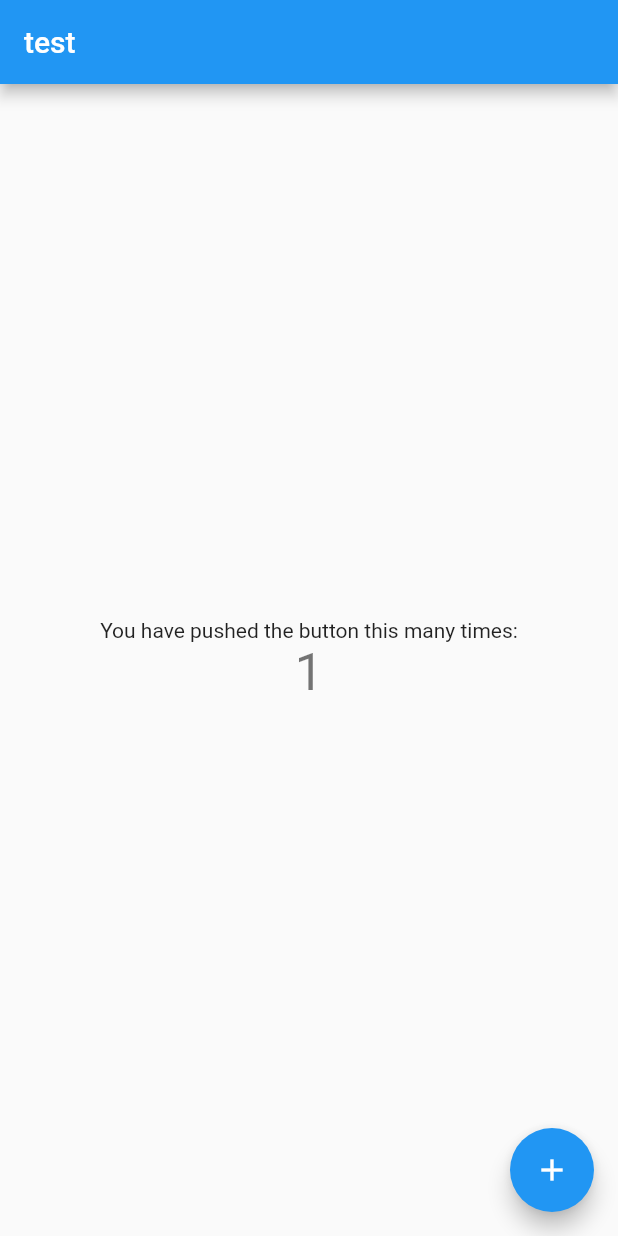
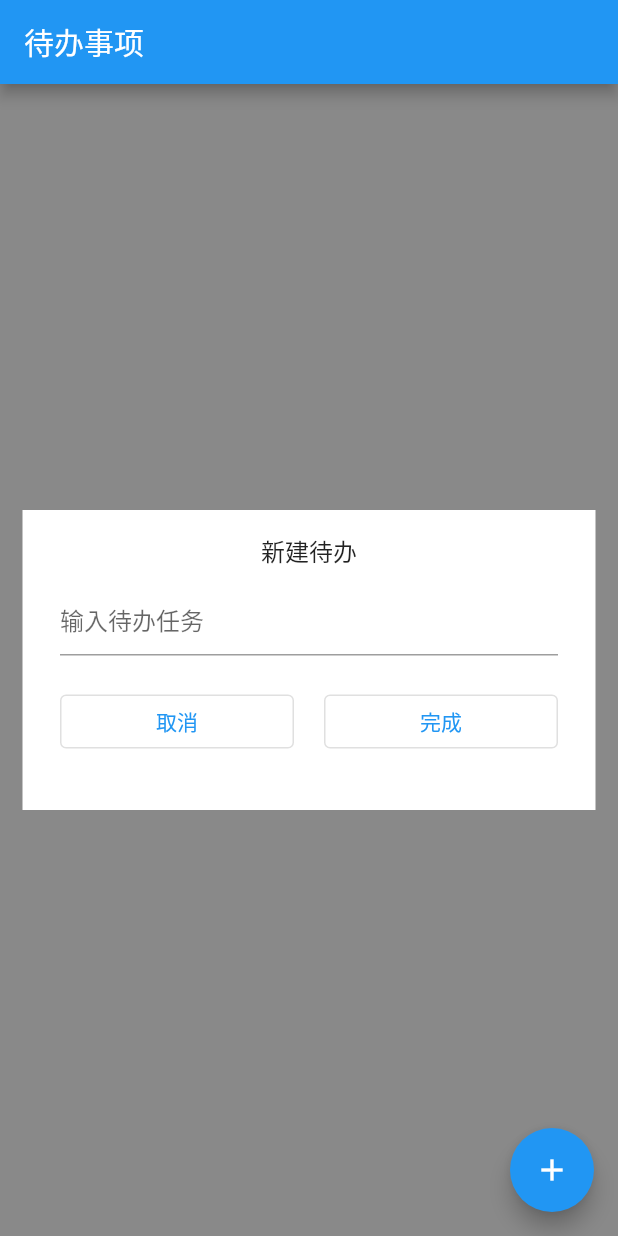
Before and after one commit to JoeSteven/flutter_todo_app, a Flutter app: the screen it shows after launch, after a tap on the "add" icon, on a phone screen of 412 x 824 dp. Run offline on Flutter 3.47's test engine with Material 2 defaults, Android fonts, the phone set to English and light mode, and no system bars; our stand-ins replace event_bus, floor, flutter_easyloading, sqflite; accounts and stored records are empty; generated files the repository leaves out were written again.

```diff
--- /dev/null
+++ b/lib/frontend/ui/page/componnent/add_task_component.dart
@@ -0,0 +1,30 @@
+import 'package:flutter/cupertino.dart';
+import 'package:flutter_todo_app/frontend/ui/res/string_res.dart';
+import 'package:flutter_todo_app/frontend/ui/widget/error_snack_bar.dart';
+import 'package:flutter_todo_app/frontend/ui/widget/input_confirm_widget.dart';
+import 'package:flutter_todo_app/frontend/viewmodel/base_view_model.dart';
+import 'package:flutter_todo_app/frontend/viewmodel/todo_task_modify_view_models.dart';
+import 'package:provider/provider.dart';
+
+class AddTaskComponent extends StatelessWidget {
+  @override
+  Widget build(BuildContext context) {
+    return Consumer<AddTaskViewModel>(builder: (_, viewModel, __) {
+      return Stack(
+        children: [
+          Offstage(
+            offstage: !viewModel.display,
+            child: InputConfirmWidget(
+              StringRes().addTaskTitle,
+              (input) => viewModel.addTask(input),
+                () => viewModel.addTask("", cancel: true),
+              hint: StringRes().hintAddTask,
+            ),
+          ),
+          ErrorSnackBar(viewModel.viewState.state == UIState.ERROR,
+              viewModel.viewState.msg)
+        ],
+      );
+    });
+  }
+}
--- /dev/null
+++ b/lib/frontend/ui/page/componnent/delete_task_component.dart
@@ -0,0 +1,30 @@
+import 'package:flutter/cupertino.dart';
+import 'package:flutter_todo_app/frontend/ui/res/string_res.dart';
+import 'package:flutter_todo_app/frontend/ui/widget/confirm_widget.dart';
+import 'package:flutter_todo_app/frontend/ui/widget/error_snack_bar.dart';
+import 'package:flutter_todo_app/frontend/ui/widget/input_confirm_widget.dart';
+import 'package:flutter_todo_app/frontend/viewmodel/base_view_model.dart';
+import 'package:flutter_todo_app/frontend/viewmodel/todo_task_modify_view_models.dart';
+import 'package:provider/provider.dart';
+
+class EditTaskComponent extends StatelessWidget {
+  @override
+  Widget build(BuildContext context) {
+    return Consumer<DeleteTaskViewModel>(builder: (_, viewModel, __) {
+      return Stack(
+        children: [
+          Offstage(
+            offstage: !viewModel.display,
+            child: ConfirmWidget(
+              StringRes().deleteTaskTitle,
+              (isConfirm) => viewModel.deleteTask(viewModel.selectedTask!,
+                  cancel: !isConfirm),
+            ),
+          ),
+          ErrorSnackBar(viewModel.viewState.state == UIState.ERROR,
+              viewModel.viewState.msg)
+        ],
+      );
+    });
+  }
+}
--- /dev/null
+++ b/lib/frontend/ui/page/componnent/edit_task_component.dart
@@ -0,0 +1,32 @@
+import 'package:flutter/cupertino.dart';
+import 'package:flutter_todo_app/backend/entity/todo_task.dart';
+import 'package:flutter_todo_app/frontend/ui/res/string_res.dart';
+import 'package:flutter_todo_app/frontend/ui/widget/error_snack_bar.dart';
+import 'package:flutter_todo_app/frontend/ui/widget/input_confirm_widget.dart';
+import 'package:flutter_todo_app/frontend/viewmodel/base_view_model.dart';
+import 'package:flutter_todo_app/frontend/viewmodel/todo_task_modify_view_models.dart';
+import 'package:provider/provider.dart';
+
+class DeleteTaskComponent extends StatelessWidget {
+  @override
+  Widget build(BuildContext context) {
+    return Consumer<UpdateTaskViewModel>(builder: (_, viewModel, __) {
+      return Stack(
+        children: [
+          Offstage(
+            offstage: !viewModel.display,
+            child: InputConfirmWidget(
+              StringRes().editTaskTitle,
+              (input) => viewModel.updateTask(viewModel.selectedTask!,
+                  newTitle: input),
+              () => viewModel.updateTask(TodoTask(0, ""), cancel: true),
+              input: viewModel.selectedTask?.title,
+            ),
+          ),
+          ErrorSnackBar(viewModel.viewState.state == UIState.ERROR,
+              viewModel.viewState.msg)
+        ],
+      );
+    });
+  }
+}
--- /dev/null
+++ b/lib/frontend/ui/page/componnent/todo_list_view_component.dart
@@ -0,0 +1,55 @@
+
+import 'package:flutter/cupertino.dart';
+import 'package:flutter_todo_app/frontend/ui/res/string_res.dart';
+import 'package:flutter_todo_app/frontend/ui/widget/error_snack_bar.dart';
+import 'package:flutter_todo_app/frontend/ui/widget/item_todo_list.dart';
+import 'package:flutter_todo_app/frontend/ui/widget/loading_widget.dart';
+import 'package:flutter_todo_app/frontend/viewmodel/base_view_model.dart';
+import 'package:flutter_todo_app/frontend/viewmodel/todo_task_modify_view_models.dart';
+import 'package:flutter_todo_app/frontend/viewmodel/todo_task_view_models.dart';
+import 'package:provider/provider.dart';
+
+class TodoListComponent extends StatelessWidget {
+  @override
+  Widget build(BuildContext context) {
+    return Consumer3<TodoListViewModel, UpdateTaskViewModel,
+        DeleteTaskViewModel>(
+        builder: (context, todoListVM, updateVM, deleteVM, _) {
+          WidgetsBinding.instance?.addPostFrameCallback((timeStamp) {
+            todoListVM.loadTasks();
+          });
+          // return empty view
+          var realWidget;
+          if (todoListVM.taskList.isEmpty ||
+              todoListVM.viewState.state == UIState.EMPTY) {
+            realWidget = Center(
+              child: Text(StringRes().emptyTodo),
+            );
+          } else {
+            realWidget = ListView.builder(
+              itemBuilder: (context, index) {
+                return ItemTodoWidget(
+                    todoListVM.taskList[index],
+                    // switch check
+                        (finished, task) =>
+                        updateVM.updateTask(task, newState: finished),
+                    // delete
+                        (task) => deleteVM.selectTask(task),
+                    // edit
+                        (task) => updateVM.selectTask(task));
+              },
+              itemCount: todoListVM.taskList.length,
+            );
+          }
+          return Stack(
+            children: [
+              realWidget,
+              LoadingView(todoListVM.viewState.state == UIState.LOADING),
+              ErrorSnackBar(todoListVM.viewState.state == UIState.ERROR,
+                  todoListVM.viewState.msg)
+            ],
+          );
+        });
+  }
+
+}
--- /dev/null
+++ b/lib/frontend/ui/page/todo_list_page.dart
@@ -0,0 +1,60 @@
+import 'package:flutter/cupertino.dart';
+import 'package:flutter/material.dart';
+import 'package:flutter_todo_app/backend/entity/todo_task.dart';
+import 'package:flutter_todo_app/backend/repo/repo_factory.dart';
+import 'package:flutter_todo_app/frontend/ui/page/componnent/add_task_component.dart';
+import 'package:flutter_todo_app/frontend/ui/page/componnent/edit_task_component.dart';
+import 'package:flutter_todo_app/frontend/ui/page/componnent/todo_list_view_component.dart';
+import 'package:flutter_todo_app/frontend/ui/res/string_res.dart';
+import 'package:flutter_todo_app/frontend/viewmodel/todo_task_modify_view_models.dart';
+import 'package:flutter_todo_app/frontend/viewmodel/todo_task_view_models.dart';
+import 'package:provider/provider.dart';
+
+import 'componnent/delete_task_component.dart';
+
+class TodoListPage extends StatefulWidget {
+  @override
+  State<StatefulWidget> createState() {
+    return _TodoListState();
+  }
+}
+
+class _TodoListState<TodoListPage> extends State {
+  TodoTask? editTask;
+  TodoTask? deleteTask;
+
+  @override
+  Widget build(BuildContext context) {
+    return MultiProvider(
+        providers: [
+          ChangeNotifierProvider.value(
+              value: TodoListViewModel(RepoFactory.todoTaskRepo)),
+          ChangeNotifierProvider.value(
+              value: AddTaskViewModel(RepoFactory.todoTaskRepo)),
+          ChangeNotifierProvider.value(
+              value: UpdateTaskViewModel(RepoFactory.todoTaskRepo)),
+          ChangeNotifierProvider.value(
+              value: DeleteTaskViewModel(RepoFactory.todoTaskRepo)),
+        ],
+        child: Scaffold(
+          appBar: AppBar(
+            title: Text(StringRes().todoListTitle),
+          ),
+          body: Stack(
+            children: [
+              TodoListComponent(),
+              AddTaskComponent(),
+              EditTaskComponent(),
+              DeleteTaskComponent(),
+            ],
+          ),
+          floatingActionButton:
+              Consumer<AddTaskViewModel>(builder: (_, viewModel, __) {
+            return FloatingActionButton(
+              child: Icon(Icons.add),
+              onPressed: () => viewModel.setDisplay(true),
+            );
+          }),
+        ));
+  }
+}
--- /dev/null
+++ b/lib/frontend/ui/res/colors.dart
@@ -0,0 +1,16 @@
+import 'package:flutter/material.dart';
+
+class ColorRes {
+  static ColorRes? _colorRes;
+
+  ColorRes._internal();
+
+  factory ColorRes() {
+    if (_colorRes == null) _colorRes = ColorRes._internal();
+    return _colorRes!;
+  }
+
+  get colorBgPage => Colors.grey;
+  get colorBgItem => Colors.white;
+  get colorBgMask => Colors.black45;
+}
--- /dev/null
+++ b/lib/frontend/ui/res/dimen.dart
@@ -0,0 +1,14 @@
+class Dimen {
+  static Dimen? _dimen;
+  Dimen._internal();
+  factory Dimen() {
+    if (_dimen == null) _dimen = Dimen._internal();
+    return _dimen!;
+  }
+
+  double set(double size) {
+    // 可以统一处理转换
+    return size;
+  }
+
+}
--- /dev/null
+++ b/lib/frontend/ui/res/string_res.dart
@@ -0,0 +1,29 @@
+class StringRes {
+  static StringRes? _strings;
+  StringRes._internal();
+  factory StringRes() {
+    if (_strings == null) _strings = StringRes._internal();
+    return _strings!;
+  }
+
+  // task list
+  get todoListTitle => "待办事项";
+  get emptyTodo => "暂无待办任务，请先添加吧";
+
+  // add task
+  get addTaskTitle => "新建待办";
+  get hintAddTask => "输入待办任务";
+
+  // edit task
+  get editTaskTitle => "修改待办任务";
+
+  // delete task
+  get deleteTaskTitle => "确定要删除待办任务？";
+
+  // common
+  get btnDone => "完成";
+  get btnConfirm => "确认";
+  get btnCancel => "取消";
+
+  get errorEmptyInput => "输入不能为空";
+}
--- /dev/null
+++ b/lib/frontend/ui/widget/confirm_widget.dart
@@ -0,0 +1,56 @@
+import 'package:flutter/cupertino.dart';
+import 'package:flutter/material.dart';
+import 'package:flutter_todo_app/frontend/ui/res/colors.dart';
+import 'package:flutter_todo_app/frontend/ui/res/dimen.dart';
+import 'package:flutter_todo_app/frontend/ui/res/string_res.dart';
+
+class ConfirmWidget extends StatelessWidget {
+  final String title;
+  final Function(bool isConfirm) onConfirm;
+
+  ConfirmWidget(
+    this.title,
+    this.onConfirm,
+  );
+
+  @override
+  Widget build(BuildContext context) {
+    return Container(
+      width: double.infinity,
+      height: double.infinity,
+      color: ColorRes().colorBgMask,
+      child: Center(
+        child: Container(
+          height: Dimen().set(150),
+          padding: EdgeInsets.all(Dimen().set(15)),
+          margin: EdgeInsets.all(Dimen().set(15)),
+          color: ColorRes().colorBgItem,
+          child: Column(
+            mainAxisAlignment: MainAxisAlignment.spaceBetween,
+            children: [
+              //title
+              Text(title, style: TextStyle(fontSize: Dimen().set(16)),),
+              // input
+              Row(
+                children: [
+                  Expanded(
+                      child: Container(
+                          margin: EdgeInsets.all(Dimen().set(10)),
+                          child: OutlinedButton(
+                              onPressed: () => onConfirm(false),
+                              child: Text(StringRes().btnCancel)))),
+                  Expanded(
+                      child: Container(
+                          margin: EdgeInsets.all(Dimen().set(10)),
+                          child: OutlinedButton(
+                              onPressed: () => onConfirm(true),
+                              child: Text(StringRes().btnConfirm)))),
+                ],
+              )
+            ],
+          ),
+        ),
+      ),
+    );
+  }
+}
--- /dev/null
+++ b/lib/frontend/ui/widget/error_snack_bar.dart
@@ -0,0 +1,24 @@
+import 'package:flutter/cupertino.dart';
+import 'package:flutter/material.dart';
+import 'package:flutter_easyloading/flutter_easyloading.dart';
+
+class ErrorSnackBar extends StatelessWidget {
+  final String msg;
+  final bool show;
+
+  ErrorSnackBar(this.show, this.msg);
+
+  @override
+  Widget build(BuildContext context) {
+    if (show) {
+      WidgetsBinding.instance?.addPostFrameCallback((timeStamp) {
+        ScaffoldMessenger.of(context).showSnackBar(
+            SnackBar(content: Text(msg)));
+      });
+    }
+    return Container(
+      width: 0,
+      height: 0,
+    );
+  }
+}
--- /dev/null
+++ b/lib/frontend/ui/widget/input_confirm_widget.dart
@@ -0,0 +1,65 @@
+import 'package:flutter/cupertino.dart';
+import 'package:flutter/material.dart';
+import 'package:flutter_todo_app/frontend/ui/res/colors.dart';
+import 'package:flutter_todo_app/frontend/ui/res/dimen.dart';
+import 'package:flutter_todo_app/frontend/ui/res/string_res.dart';
+
+class InputConfirmWidget extends StatelessWidget {
+  final String title;
+  final String? input;
+  final String? hint;
+  final Function(String text) onConfirm;
+  final Function() onCancel;
+
+  InputConfirmWidget(this.title, this.onConfirm, this.onCancel,
+      {this.input, this.hint});
+
+  @override
+  Widget build(BuildContext context) {
+    final inputController = TextEditingController();
+    final inputDecoration =
+        hint != null ? InputDecoration(hintText: hint) : InputDecoration();
+    if (input != null) inputController.text = input!;
+    return Container(
+      color: ColorRes().colorBgMask,
+      child: Center(
+        child: Container(
+          height: Dimen().set(200),
+          margin: EdgeInsets.all(Dimen().set(15)),
+          padding: EdgeInsets.all(Dimen().set(15)),
+          color: ColorRes().colorBgItem,
+          child: Column(
+            children: [
+              //title
+              Text(title,style:TextStyle(fontSize: Dimen().set(16))),
+              // input
+              Container(
+                margin: EdgeInsets.all(Dimen().set(10)),
+                child: TextField(
+                  controller: inputController,
+                  decoration: inputDecoration,
+                ),
+              ),
+              Row(
+                children: [
+                  Expanded(
+                      child: Container(
+                          margin: EdgeInsets.all(Dimen().set(10)),
+                          child: OutlinedButton(
+                              onPressed: () => onCancel(),
+                              child: Text(StringRes().btnCancel)))),
+                  Expanded(
+                      child: Container(
+                          margin: EdgeInsets.all(Dimen().set(10)),
+                          child: OutlinedButton(
+                              onPressed: () => onConfirm(inputController.text),
+                              child: Text(StringRes().btnDone)))),
+                ],
+              )
+            ],
+          ),
+        ),
+      ),
+    );
+  }
+}
--- /dev/null
+++ b/lib/frontend/ui/widget/loading_widget.dart
@@ -0,0 +1,19 @@
+import 'package:flutter/cupertino.dart';
+import 'package:flutter_easyloading/flutter_easyloading.dart';
+
+class LoadingView extends StatelessWidget {
+  final bool show;
+
+  LoadingView(this.show);
+
+  @override
+  Widget build(BuildContext context) {
+    WidgetsBinding.instance?.addPostFrameCallback((timeStamp) {
+      show? EasyLoading.show() : EasyLoading.dismiss();
+    });
+    return Container(
+      width: 0,
+      height: 0,
+    );
+  }
+}
--- a/lib/frontend/viewmodel/base_view_model.dart
+++ b/lib/frontend/viewmodel/base_view_model.dart
@@ -57,8 +57,6 @@ abstract class BaseViewModel extends ChangeNotifier with EventFire, EventSubscri
   }
 
   void setNewState(ViewState newState) {
-    if (_viewState.state == newState.state && _viewState.msg == newState.msg)
-      return;
     notify(() {
       _viewState = newState;
     });
--- a/lib/frontend/viewmodel/todo_task_modify_view_models.dart
+++ b/lib/frontend/viewmodel/todo_task_modify_view_models.dart
@@ -1,44 +1,101 @@
 import 'package:flutter_todo_app/backend/entity/todo_task.dart';
 import 'package:flutter_todo_app/backend/repo/todo_task_repo.dart';
 import 'package:flutter_todo_app/frontend/event/events.dart';
+import 'package:flutter_todo_app/frontend/ui/res/string_res.dart';
+import 'package:flutter_todo_app/frontend/viewmodel/base_view_model.dart';
 import 'package:flutter_todo_app/frontend/viewmodel/todo_task_view_models.dart';
 
-class AddTaskViewModel extends TodoRepoViewModel {
-  AddTaskViewModel(TodoTaskRepo repo) : super(repo);
+mixin SwitchVisibility on BaseViewModel {
+  bool _display = false;
 
-  void addTask(String title, {cancel = false}) {
-    if (cancel) setNewState(success());
-    safeAsync("addTask", () async {
-      final result = await futureRequest(repo.insertTask(TodoTask(0, title)));
-      // success fire insert event
-      if (result != null) fireEvent(TodoTaskInsertEvent(result));
+  bool get display => _display;
+
+  void setDisplay(bool display) {
+    notify(() {
+      _display = display;
     });
   }
 }
 
-class UpdateTaskViewModel extends TodoRepoViewModel {
+class AddTaskViewModel extends TodoRepoViewModel with SwitchVisibility {
+  AddTaskViewModel(TodoTaskRepo repo) : super(repo);
+
+  void addTask(String title, {cancel = false}) {
+    if (cancel) {
+      setDisplay(false);
+      return;
+    }
+    if (title.isEmpty) {
+      setNewState(error(msg: StringRes().errorEmptyInput));
+      return;
+    }
+    safeAsync("addTask", () async {
+      final result = await futureRequest(repo.insertTask(TodoTask(0, title)));
+      // success fire insert event
+      if (result != null) {
+        fireEvent(TodoTaskInsertEvent(result));
+        setDisplay(false);
+      }
+    });
+  }
+}
+
+class UpdateTaskViewModel extends TodoRepoViewModel with SwitchVisibility {
   UpdateTaskViewModel(TodoTaskRepo repo) : super(repo);
 
-  void updateTask(TodoTask task,
-      {String? newTitle, bool? newState, cancel = false}) {
-    if (cancel) setNewState(success());
+  TodoTask? _selectedTask;
+  TodoTask? get selectedTask => _selectedTask;
+
+  @override
+  bool get display => super.display && selectedTask != null;
+
+  void selectTask(TodoTask task) {
+    _selectedTask = task;
+    setDisplay(true);
+  }
+
+  void updateTask(TodoTask task, {String? newTitle, bool? newState, cancel = false}) {
+    if (cancel) {
+      setDisplay(false);
+      return;
+    }
     safeAsync("updateTask", () async {
       final result = await futureRequest(repo.updateTask(task.update(
           title: newTitle ?? task.title,
           isFinished: newState ?? task.isFinished)));
       // success fire insert event
-      if (result != null) fireEvent(TodoTaskUpdateEvent(result));
+      if (result != null) {
+        fireEvent(TodoTaskUpdateEvent(result));
+        setDisplay(false);
+      }
     });
   }
 }
 
-class DeleteTaskViewModel extends TodoRepoViewModel {
+class DeleteTaskViewModel extends TodoRepoViewModel with SwitchVisibility {
   DeleteTaskViewModel(TodoTaskRepo repo) : super(repo);
+  TodoTask? _selectedTask;
+  TodoTask? get selectedTask => _selectedTask;
 
-  void deleteTask(TodoTask task) {
+  @override
+  bool get display => super.display && selectedTask != null;
+
+  void selectTask(TodoTask task) {
+    _selectedTask = task;
+    setDisplay(true);
+  }
+
+  void deleteTask(TodoTask task,{cancel = false}) {
+    if (cancel) {
+      setDisplay(false);
+      return;
+    }
     safeAsync("delete", () async {
       final result = await futureRequest(repo.deleteTask(task));
-      if (result != null ) fireEvent(TodoTaskDeleteEvent(result));
+      if (result != null) {
+        fireEvent(TodoTaskDeleteEvent(result));
+        setDisplay(false);
+      }
     });
   }
 }
--- a/lib/frontend/viewmodel/todo_task_view_models.dart
+++ b/lib/frontend/viewmodel/todo_task_view_models.dart
@@ -21,7 +21,6 @@ class TodoListViewModel extends TodoRepoViewModel {
     super.registerEventHere();
     // insert
     subscribeEvent<TodoTaskInsertEvent>((event) {
-      print("on insert event");
       _onInsert(event.task);
     });
     // update
@@ -45,17 +44,12 @@ class TodoListViewModel extends TodoRepoViewModel {
     });
   }
 
-  void insertTest() {
-    _onInsert(TodoTask(2, "test2"));
-  }
-
   void _onInsert(TodoTask task) {
       if (_taskList.contains(task)) {
         _taskList[_taskList.indexOf(task)] = task;
       } else {
         _taskList.add(task);
       }
-      print("_onInsert:$_taskList");
       notifyListeners();
   }
 
--- a/lib/main.dart
+++ b/lib/main.dart
@@ -1,113 +1,19 @@
 import 'package:flutter/material.dart';
+import 'package:flutter_todo_app/frontend/ui/page/todo_list_page.dart';
 
 void main() {
   runApp(MyApp());
 }
 
 class MyApp extends StatelessWidget {
-  // This widget is the root of your application.
   @override
   Widget build(BuildContext context) {
     return MaterialApp(
-      title: 'Flutter Demo',
+      title: 'Todo Demo',
       theme: ThemeData(
-        // This is the theme of your application.
-        //
-        // Try running your application with "flutter run". You'll see the
-        // application has a blue toolbar. Then, without quitting the app, try
-        // changing the primarySwatch below to Colors.green and then invoke
-        // "hot reload" (press "r" in the console where you ran "flutter run",
-        // or simply save your changes to "hot reload" in a Flutter IDE).
-        // Notice that the counter didn't reset back to zero; the application
-        // is not restarted.
         primarySwatch: Colors.blue,
       ),
-      home: MyHomePage(),
+      home: TodoListPage(),
     );
   }
 }
-
-class MyHomePage extends StatefulWidget {
-  MyHomePage({Key? key}) : super(key: key);
-
-  // This widget is the home page of your application. It is stateful, meaning
-  // that it has a State object (defined below) that contains fields that affect
-  // how it looks.
-
-  // This class is the configuration for the state. It holds the values (in this
-  // case the title) provided by the parent (in this case the App widget) and
-  // used by the build method of the State. Fields in a Widget subclass are
-  // always marked "final".
-
-  final String title = "test";
-
-  @override
-  _MyHomePageState createState() => _MyHomePageState();
-}
-
-class _MyHomePageState extends State<MyHomePage> {
-  int _counter = 0;
-
-  void _incrementCounter() {
-    setState(() {
-      // This call to setState tells the Flutter framework that something has
-      // changed in this State, which causes it to rerun the build method below
-      // so that the display can reflect the updated values. If we changed
-      // _counter without calling setState(), then the build method would not be
-      // called again, and so nothing would appear to happen.
-      _counter++;
-    });
-  }
-
-  @override
-  Widget build(BuildContext context) {
-    // This method is rerun every time setState is called, for instance as done
-    // by the _incrementCounter method above.
-    //
-    // The Flutter framework has been optimized to make rerunning build methods
-    // fast, so that you can just rebuild anything that needs updating rather
-    // than having to individually change instances of widgets.
-    return Scaffold(
-      appBar: AppBar(
-        // Here we take the value from the MyHomePage object that was created by
-        // the App.build method, and use it to set our appbar title.
-        title: Text(widget.title),
-      ),
-      body: Center(
-        // Center is a layout widget. It takes a single child and positions it
-        // in the middle of the parent.
-        child: Column(
-          // Column is also a layout widget. It takes a list of children and
-          // arranges them vertically. By default, it sizes itself to fit its
-          // children horizontally, and tries to be as tall as its parent.
-          //
-          // Invoke "debug painting" (press "p" in the console, choose the
-          // "Toggle Debug Paint" action from the Flutter Inspector in Android
-          // Studio, or the "Toggle Debug Paint" command in Visual Studio Code)
-          // to see the wireframe for each widget.
-          //
-          // Column has various properties to control how it sizes itself and
-          // how it positions its children. Here we use mainAxisAlignment to
-          // center the children vertically; the main axis here is the vertical
-          // axis because Columns are vertical (the cross axis would be
-          // horizontal).
-          mainAxisAlignment: MainAxisAlignment.center,
-          children: <Widget>[
-            Text(
-              'You have pushed the button this many times:',
-            ),
-            Text(
-              '$_counter',
-              style: Theme.of(context).textTheme.headline4,
-            ),
-          ],
-        ),
-      ),
-      floatingActionButton: FloatingActionButton(
-        onPressed: _incrementCounter,
-        tooltip: 'Increment',
-        child: Icon(Icons.add),
-      ), // This trailing comma makes auto-formatting nicer for build methods.
-    );
-  }
-}
--- a/pubspec.yaml
+++ b/pubspec.yaml
@@ -27,6 +27,9 @@ dependencies:
   floor: ^1.0.0
   # broadcast events
   event_bus: ^2.0.0
+  provider: ^5.0.0
+  # loading
+  flutter_easyloading: ^3.0.0
 
   # The following adds the Cupertino Icons font to your application.
   # Use with the CupertinoIcons class for iOS style icons.
```
Also changed, not shown: lib/frontend/ui/widget/item_todo_list.dart (added, +45 -0 lines), pubspec.lock, 5 other files.
